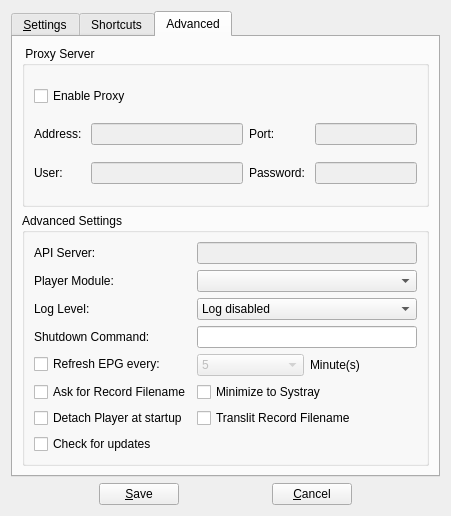
First picture: the form in ktv-recorder/forms/csettingsdlg.ui, repository code-google-com/vlc-record, before the edit.
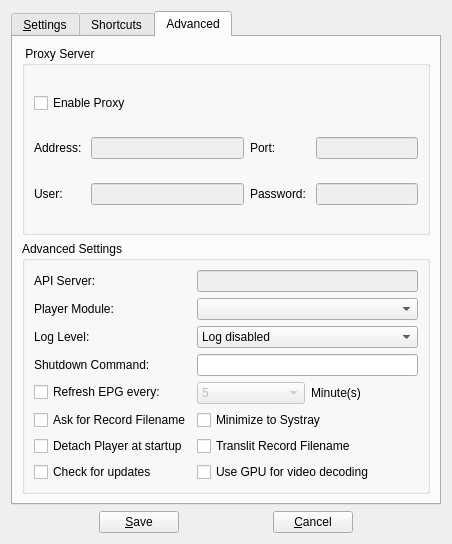
Second picture: the form after the edit. The open tabs and pages were chosen to show the change. Icons and pictures are not drawn. Custom widgets are drawn as their Qt base class.

What changed in the file:
```diff
--- a/ktv-recorder/forms/csettingsdlg.ui
+++ b/ktv-recorder/forms/csettingsdlg.ui
@@ -6,8 +6,8 @@
    <rect>
     <x>0</x>
     <y>0</y>
-    <width>451</width>
-    <height>516</height>
+    <width>452</width>
+    <height>544</height>
    </rect>
   </property>
   <property name="windowTitle">
@@ -669,6 +669,13 @@
             </property>
            </widget>
           </item>
+          <item row="7" column="1">
+           <widget class="QCheckBox" name="checkGPUAcc">
+            <property name="text">
+             <string>Use GPU for video decoding</string>
+            </property>
+           </widget>
+          </item>
          </layout>
         </widget>
        </item>
```
Left out of the diff: 2 changed lines with no effect on the pictures.
